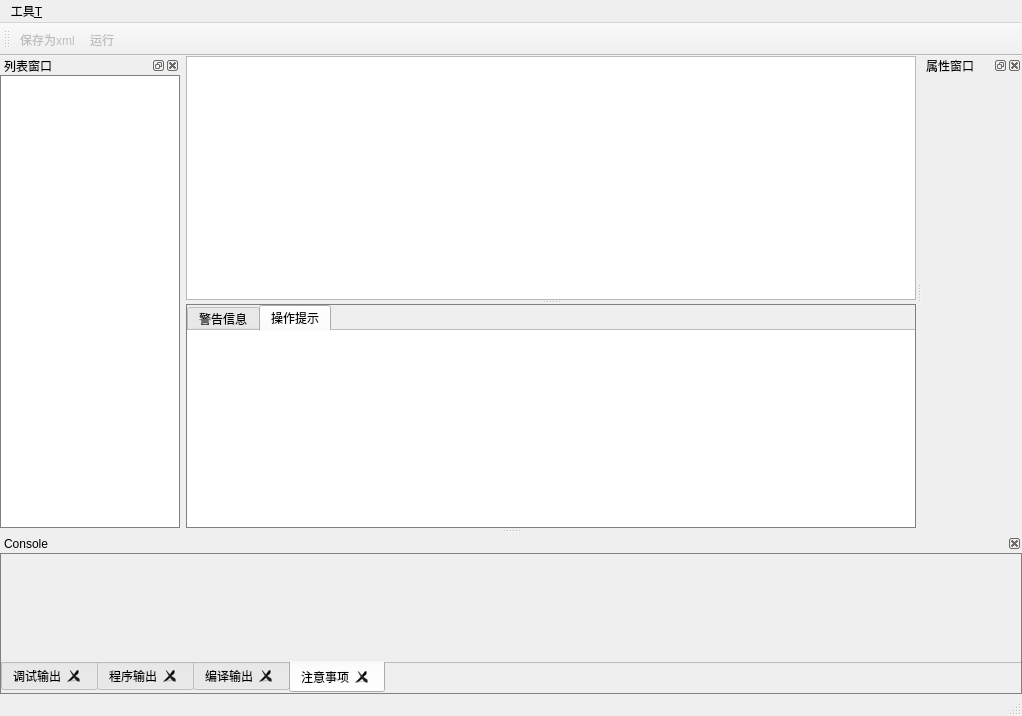
First picture: the form in prototype_v1202/RadarPrototype/mainwindow_radar.ui, repository Tangzixia/Digital-Prototype, before the edit.
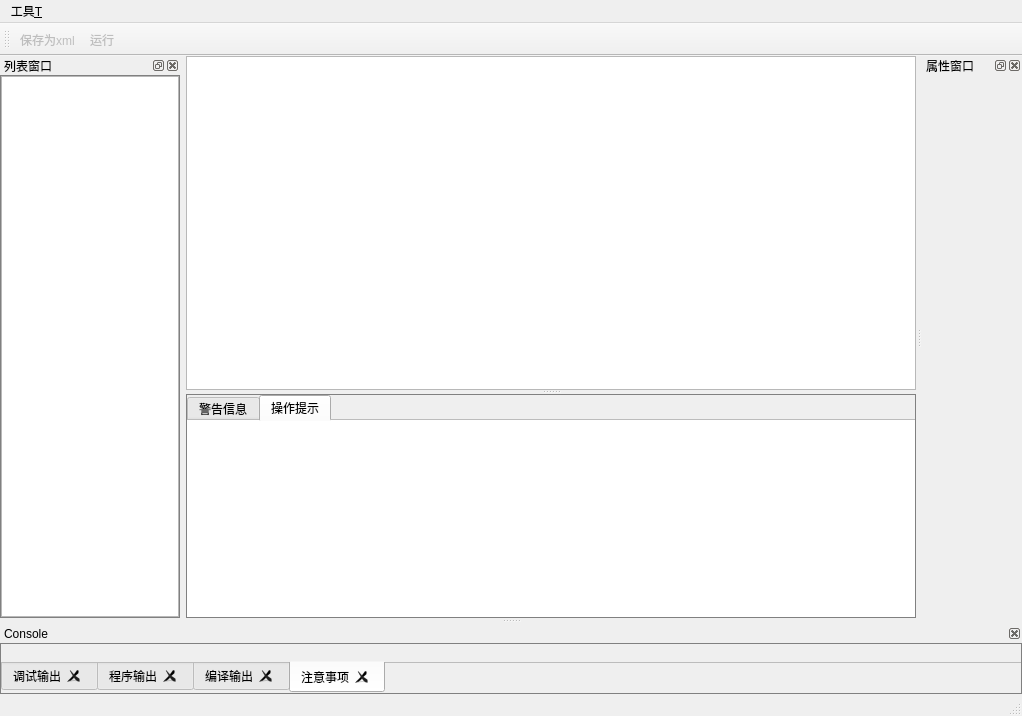
Second picture: the form after the edit. Icons and pictures are not drawn. Custom widgets are drawn as their Qt base class.

Diff of the .ui file:
```diff
--- a/prototype_v1202/RadarPrototype/mainwindow_radar.ui
+++ b/prototype_v1202/RadarPrototype/mainwindow_radar.ui
@@ -324,7 +324,7 @@
         <string notr="true"/>
        </property>
        <property name="frameShape">
-        <enum>QFrame::NoFrame</enum>
+        <enum>QFrame::StyledPanel</enum>
        </property>
        <property name="frameShadow">
         <enum>QFrame::Plain</enum>
@@ -393,8 +393,14 @@
   <widget class="QDockWidget" name="dockWidget_3">
    <property name="minimumSize">
     <size>
-     <width>129</width>
-     <height>160</height>
+     <width>208</width>
+     <height>70</height>
+    </size>
+   </property>
+   <property name="maximumSize">
+    <size>
+     <width>524287</width>
+     <height>524287</height>
     </size>
    </property>
    <property name="baseSize">
@@ -403,6 +409,9 @@
      <height>160</height>
     </size>
    </property>
+   <property name="styleSheet">
+    <string notr="true"/>
+   </property>
    <property name="features">
     <set>QDockWidget::DockWidgetClosable</set>
    </property>
@@ -440,7 +449,7 @@
      <item row="0" column="0">
       <widget class="QTabWidget" name="tabWidget_2">
        <property name="sizePolicy">
-        <sizepolicy hsizetype="Expanding" vsizetype="Expanding">
+        <sizepolicy hsizetype="Minimum" vsizetype="Minimum">
          <horstretch>0</horstretch>
          <verstretch>0</verstretch>
         </sizepolicy>
@@ -452,10 +461,9 @@
         <bool>false</bool>
        </property>
        <property name="styleSheet">
-        <string notr="true">#tabWidge_2{
+        <string notr="true">#tabWidget_2{
 border:1px solid gray;
-}
-</string>
+}</string>
        </property>
        <property name="tabPosition">
         <enum>QTabWidget::South</enum>
```
